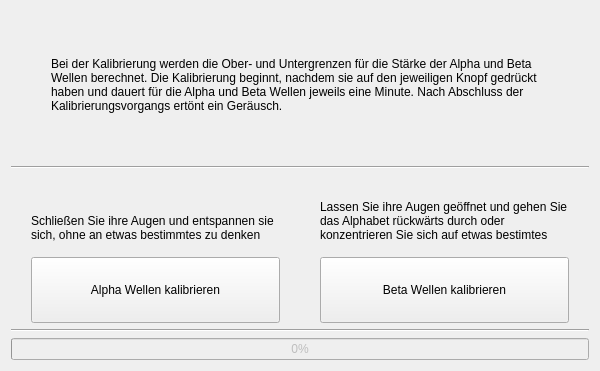
This is source/view/calibration.ui in edward-berndt/midibrain as Qt 5 draws it before an edit. The edited form follows.
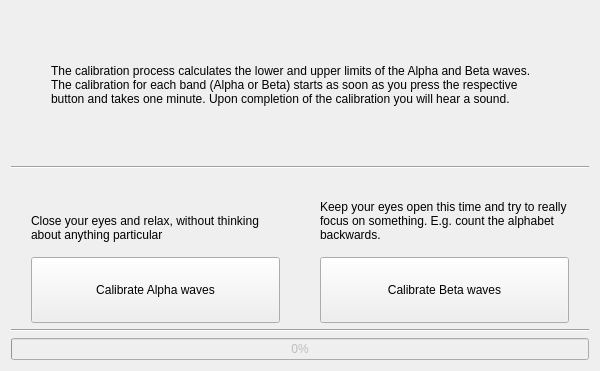
This is the edited form.

Commit message: Change ui strings to english

Diff of the .ui file:
```diff
--- a/source/view/calibration.ui
+++ b/source/view/calibration.ui
@@ -67,11 +67,10 @@
                                         <number>1</number>
                                     </property>
                                     <property name="text">
-                                        <string>Bei der Kalibrierung werden die Ober- und Untergrenzen für die Stärke
-                                            der Alpha und Beta Wellen berechnet. Die Kalibrierung beginnt, nachdem sie
-                                            auf den jeweiligen Knopf gedrückt haben und dauert für die Alpha und Beta
-                                            Wellen jeweils eine Minute. Nach Abschluss der Kalibrierungsvorgangs ertönt
-                                            ein Geräusch.
+                                        <string>
+                                        The calibration process calculates the lower and upper limits of the Alpha and Beta waves.
+                                        The calibration for each band (Alpha or Beta) starts as soon as you press the respective button and takes one minute.
+                                        Upon completion of the calibration you will hear a sound.
                                         </string>
                                     </property>
                                     <property name="textFormat">
@@ -140,8 +139,8 @@
                                         </sizepolicy>
                                     </property>
                                     <property name="text">
-                                        <string>Schließen Sie ihre Augen und entspannen sie sich, ohne an etwas
-                                            bestimmtes zu denken
+                                        <string>
+                                        Close your eyes and relax, without thinking about anything particular
                                         </string>
                                     </property>
                                     <property name="textFormat">
@@ -164,7 +163,7 @@
                                         </sizepolicy>
                                     </property>
                                     <property name="text">
-                                        <string>Alpha Wellen kalibrieren</string>
+                                        <string>Calibrate Alpha waves</string>
                                     </property>
                                     <property name="autoDefault">
                                         <bool>false</bool>
@@ -190,8 +189,9 @@
                                         </sizepolicy>
                                     </property>
                                     <property name="text">
-                                        <string>Lassen Sie ihre Augen geöffnet und gehen Sie das Alphabet rückwärts
-                                            durch oder konzentrieren Sie sich auf etwas bestimtes
+                                        <string>
+                                        Keep your eyes open this time and try to really focus on something.
+                                        E.g. count the alphabet backwards.
                                         </string>
                                     </property>
                                     <property name="textFormat">
@@ -214,7 +214,7 @@
                                         </sizepolicy>
                                     </property>
                                     <property name="text">
-                                        <string>Beta Wellen kalibrieren</string>
+                                        <string>Calibrate Beta waves</string>
                                     </property>
                                     <property name="autoDefault">
                                         <bool>false</bool>
```
Left out of the diff: 2 changed lines with no effect on the pictures. The commit also changes 4 other files.
